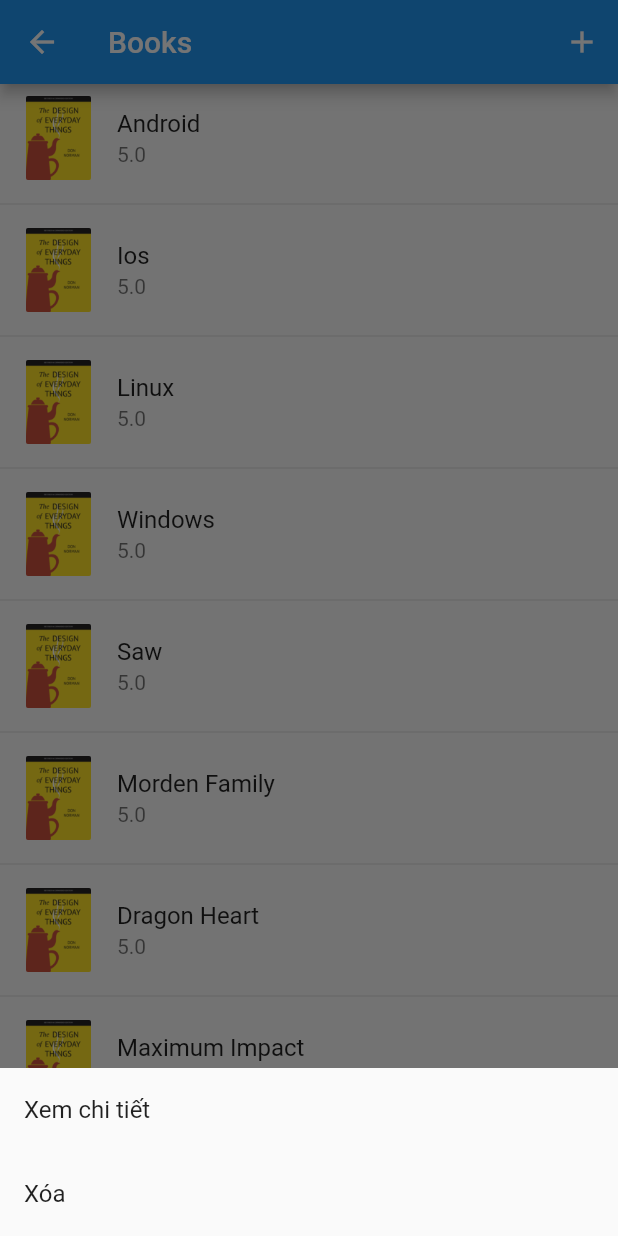
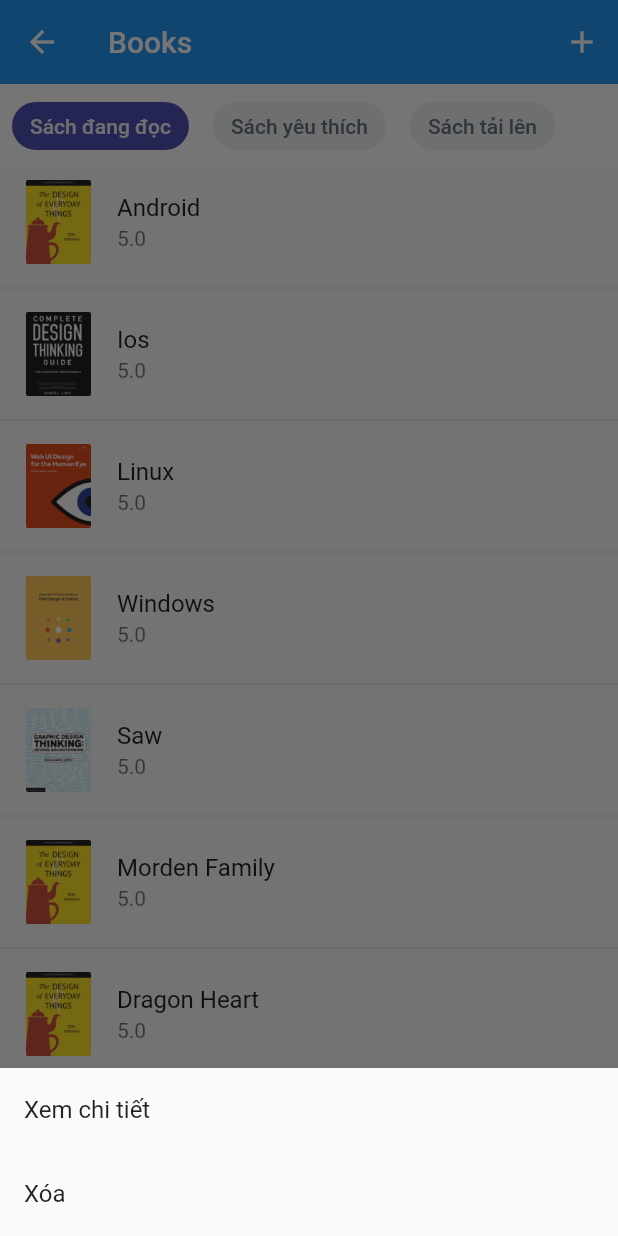
Before and after one commit to tuannguyen991/BookReader, a Flutter app: the BookListPage screen opened directly, after a tap on the "add" icon, after a tap on "Android", on a phone screen of 412 x 824 dp. Run offline on Flutter 3.47's test engine with Material 2 defaults, Android fonts, the phone set to English and light mode, and no system bars; our stand-ins replace bloc, flutter_bloc, freezed_annotation, get_it.

Commit message:
Update book_list_page.dart
2022.07.18

```diff
--- a/lib/feature/book_list/book_list_page.dart
+++ b/lib/feature/book_list/book_list_page.dart
@@ -35,12 +35,80 @@ class _BookListPageState extends State<BookListPage> {
                 icon: const Icon(Icons.add),
               ),
             ],
+            bottom:BookListChips(),
+            elevation: 0,
           ),
           body: _List(),
         ),
     );
   }
 }
+
+
+class BookListChips extends StatefulWidget implements PreferredSizeWidget{
+  const BookListChips({Key? key}) : super(key: key);
+
+  @override
+  State<BookListChips> createState() => _BookListChipsState();
+
+  @override
+  Size get preferredSize => const Size(double.infinity,56);
+}
+
+class _BookListChipsState extends State<BookListChips>{
+  int selectedIndex=0;
+  final List<IndexChips> _chipsList = [
+    IndexChips('Sách đang đọc'),
+    IndexChips('Sách yêu thích',),
+    IndexChips('Sách tải lên',),
+  ];
+
+  @override
+  Widget build(BuildContext context) {
+    return Container(
+      width: 414,
+      color: Colors.white,
+      child:SingleChildScrollView(
+        scrollDirection: Axis.horizontal,
+        child: Row(
+          children:testChips(),
+        ),
+      ),
+    );
+  }
+
+  List<Widget>testChips(){
+    List<Widget> chips = [];
+    for (int i=0; i< _chipsList.length; i++) {
+      Widget item = Container(
+        height: 56,
+        padding: EdgeInsets.symmetric(horizontal: 8,vertical: 8),
+        child: ChoiceChip(
+          label: Text(_chipsList[i].label),
+          labelStyle: TextStyle(
+            color: selectedIndex==i? const Color(0xFFF0F1F3):const Color(0xFF6B7280),
+          ),
+          backgroundColor: const Color(0xFFF0F1F3),
+          selected: selectedIndex == i,
+          selectedColor: const Color(0xFF4F51B4),
+          onSelected: (bool value)
+          {
+            setState(() {
+              selectedIndex = i;
+            });
+          },
+        ),
+      );
+      chips.add(item);
+    }
+    return chips;
+  }
+}
+class IndexChips{
+  String label;
+  IndexChips(this.label);
+}
+
 
 class _List extends StatelessWidget {
   const _List({Key? key}) : super(key: key);
@@ -52,7 +120,7 @@ class _List extends StatelessWidget {
             child: Column(
               mainAxisSize: MainAxisSize.min,
               children: [
-                const ListTile(
+                ListTile(
                   title: Text("Xem chi tiết"),
                 ),
                 ListTile(
@@ -104,65 +172,3 @@ class _List extends StatelessWidget {
     );
   }
 }
-
-/*
-class BookListChips extends StatefulWidget {
-  const BookListChips({Key? key}) : super(key: key);
-
-  @override
-  State<BookListChips> createState() => _BookListChipsState();
-}
-
-class _BookListChipsState extends State<BookListChips> {
-  int selectedIndex=0;
-  final List<IndexChips> _chipsList = [
-    IndexChips('Sách đang đọc'),
-    IndexChips('Sách yêu thích',),
-    IndexChips('Sách tải lên',),
-    IndexChips('Sách đang đọc',),
-    IndexChips('Sách yêu thích',),
-    IndexChips('Sách tải lên',),
-  ];
-
-  @override
-  Widget build(BuildContext context) {
-    return SingleChildScrollView(
-      scrollDirection: Axis.horizontal,
-      child: Row(
-        children:testChips(),
-      ),
-    );
-  }
-
-  List<Widget>testChips(){
-    List<Widget> chips = [];
-    for (int i=0; i< _chipsList.length; i++) {
-      Widget item = Container(
-        height: 36,
-        padding: EdgeInsets.only(right: 8),
-        child: ChoiceChip(
-          label: Text(_chipsList[i].label),
-          labelStyle: TextStyle(
-            color: selectedIndex==i? const Color(0xFFF0F1F3):const Color(0xFF6B7280),
-          ),
-          backgroundColor: const Color(0xFFF0F1F3),
-          selected: selectedIndex == i,
-          selectedColor: const Color(0xFF4F51B4),
-          onSelected: (bool value)
-          {
-            setState(() {
-              selectedIndex = i;
-            });
-          },
-        ),
-      );
-      chips.add(item);
-    }
-    return chips;
-  }
-}
-class IndexChips{
-  String label;
-  IndexChips(this.label);
-}
-*/
```
Also changed, not shown: lib/data/repository_fake/book_repository_fake.dart (+4 -4 lines).
